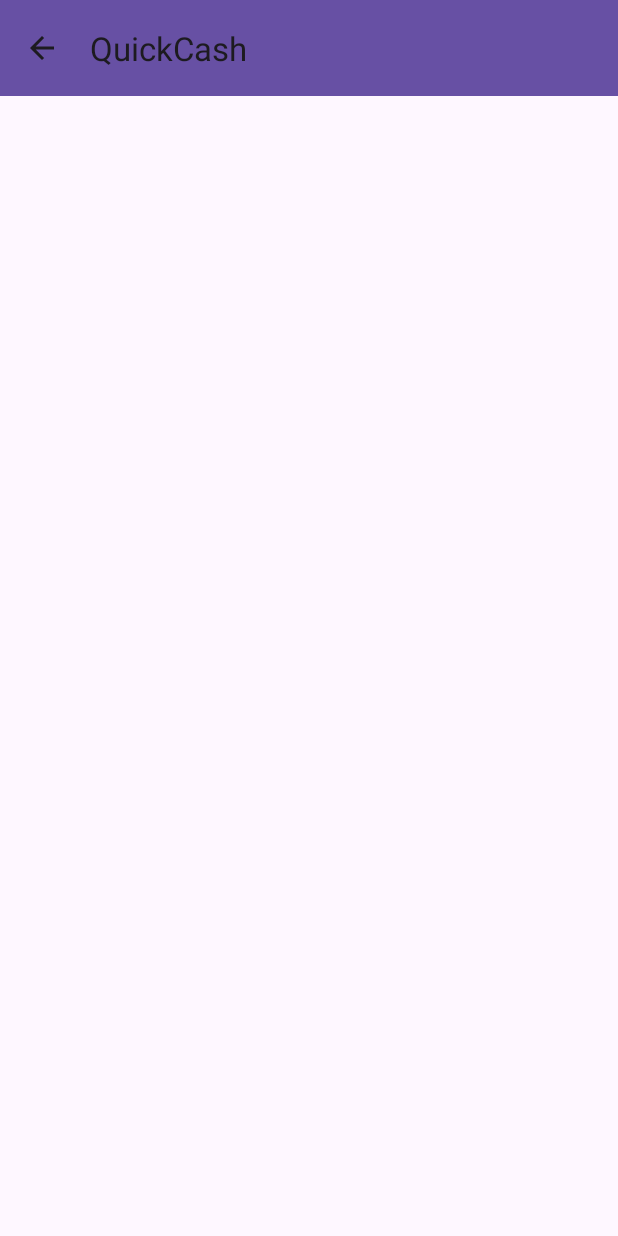
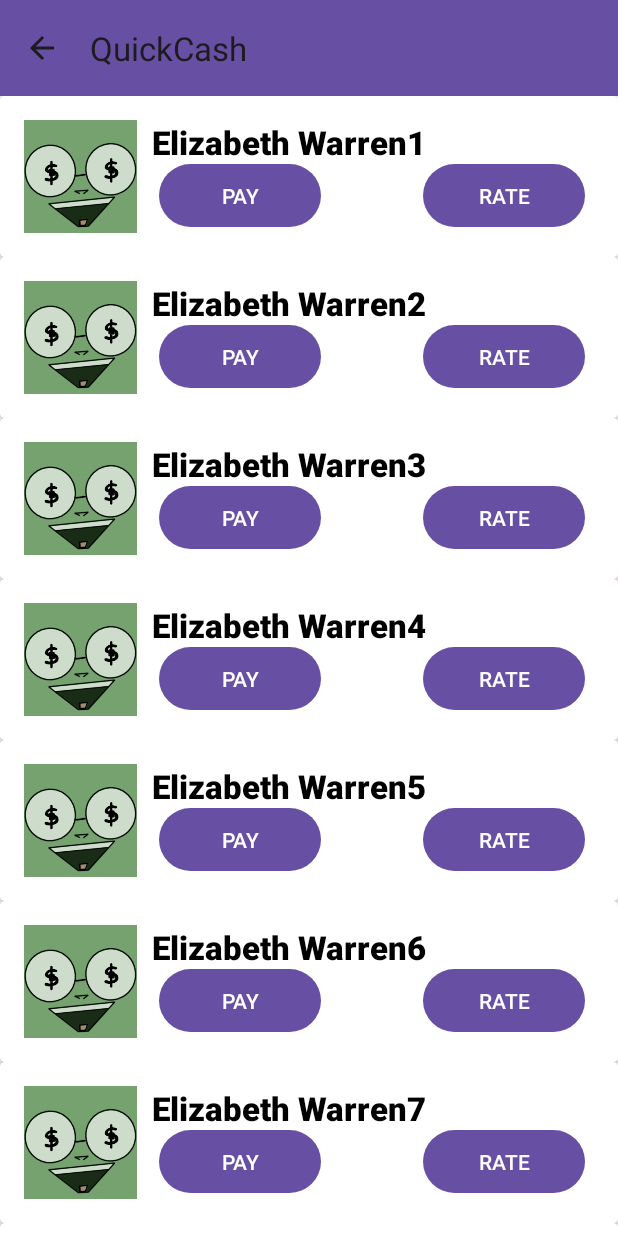
Before and after one commit to sammychill17/QuickCash, an Android app: the MyEmployeesActivity screen opened directly, with no data from a screen before it, on a phone screen of 412 x 824 dp. Run offline under Robolectric (Android 15) with nearby library versions, the phone set to English and light mode, and no system bars.

Commit message:
Implementation - MyEmployeesActivity now has functioning Adapter and View Holder. Is currently populated by Elizabeth Warren

```diff
--- a/app/src/main/java/com/example/quickcash/Activities/Adapters/MyEmployeesAdapter.java
+++ b/app/src/main/java/com/example/quickcash/Activities/Adapters/MyEmployeesAdapter.java
@@ -7,8 +7,6 @@ import android.view.View;
 import android.view.ViewGroup;
 
 import androidx.annotation.NonNull;
-import androidx.navigation.NavController;
-import androidx.navigation.fragment.NavHostFragment;
 import androidx.recyclerview.widget.RecyclerView;
 
 import com.example.quickcash.Activities.MyEmployeesActivity;
@@ -31,6 +29,12 @@ public class MyEmployeesAdapter extends RecyclerView.Adapter<MyEmployeesViewHold
     private Context context;
 
     private MyEmployeesActivity currActivity;
+
+    public MyEmployeesAdapter(List<Employee> employees, Context context, MyEmployeesActivity currActivity) {
+        list = employees;
+        this.context = context;
+        this.currActivity = currActivity;
+    }
 
     @NonNull
     @Override
--- a/app/src/main/java/com/example/quickcash/Activities/MyEmployeesActivity.java
+++ b/app/src/main/java/com/example/quickcash/Activities/MyEmployeesActivity.java
@@ -2,16 +2,26 @@ package com.example.quickcash.Activities;
 
 import androidx.appcompat.app.AppCompatActivity;
 import androidx.appcompat.widget.Toolbar;
+import androidx.recyclerview.widget.LinearLayoutManager;
+import androidx.recyclerview.widget.RecyclerView;
 
 import android.content.Intent;
 import android.os.Bundle;
 import android.view.MenuItem;
 
 
+import com.example.quickcash.Activities.Adapters.MyEmployeesAdapter;
+import com.example.quickcash.Activities.Adapters.SearchItemAdapter;
+import com.example.quickcash.Objects.Employee;
 import com.example.quickcash.R;
+
+import java.util.ArrayList;
 
 public class MyEmployeesActivity extends AppCompatActivity {
 
+    private RecyclerView recyclerView;
+
+    private ArrayList<Employee> employees;
     @Override
     protected void onCreate(Bundle savedInstanceState) {
         super.onCreate(savedInstanceState);
@@ -19,6 +29,24 @@ public class MyEmployeesActivity extends AppCompatActivity {
         Toolbar myToolbar = (Toolbar) findViewById(R.id.my_toolbar);
         setSupportActionBar(myToolbar);
         getSupportActionBar().setDisplayHomeAsUpEnabled(true);
+
+        employees = new ArrayList<Employee>();
+
+        employees.add(new Employee("email@email.email","madDog","Elizabeth Warren1","Employee"));
+        employees.add(new Employee("email@email.email","madDog","Elizabeth Warren2","Employee"));
+        employees.add(new Employee("email@email.email","madDog","Elizabeth Warren3","Employee"));
+        employees.add(new Employee("email@email.email","madDog","Elizabeth Warren4","Employee"));
+        employees.add(new Employee("email@email.email","madDog","Elizabeth Warren5","Employee"));
+        employees.add(new Employee("email@email.email","madDog","Elizabeth Warren6","Employee"));
+        employees.add(new Employee("email@email.email","madDog","Elizabeth Warren7","Employee"));
+        employees.add(new Employee("email@email.email","madDog","Elizabeth Warren8","Employee"));
+        employees.add(new Employee("email@email.email","madDog","Elizabeth Warren9","Employee"));
+
+        recyclerView = (RecyclerView) findViewById(R.id.myEmployeeList);
+        MyEmployeesAdapter adapter = new MyEmployeesAdapter(employees, getApplicationContext(), this);
+        recyclerView.setAdapter(adapter);
+        recyclerView.setLayoutManager(new LinearLayoutManager(getApplicationContext()));
+        recyclerView.getAdapter().notifyDataSetChanged();
     }
 
     @Override
--- a/app/src/main/res/layout/activity_my_employees.xml
+++ b/app/src/main/res/layout/activity_my_employees.xml
@@ -9,8 +9,9 @@
     <androidx.recyclerview.widget.RecyclerView
         android:id="@+id/myEmployeeList"
         android:layout_width="match_parent"
-        android:layout_height="589dp"
+        android:layout_height="0dp"
         app:layout_constraintBottom_toBottomOf="parent"
+        app:layout_constraintTop_toBottomOf="@+id/my_toolbar"
         tools:layout_editor_absoluteX="-16dp" />
 
     <androidx.appcompat.widget.Toolbar
```
